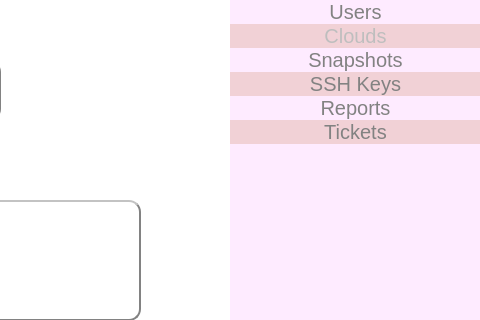
vidagharavian/cloud_service, file ui/admin_dashboard.ui: the form before one commit; both pictures show x 520 to 1000 and y 0 to 320 of the 1000 by 800 pixel window.
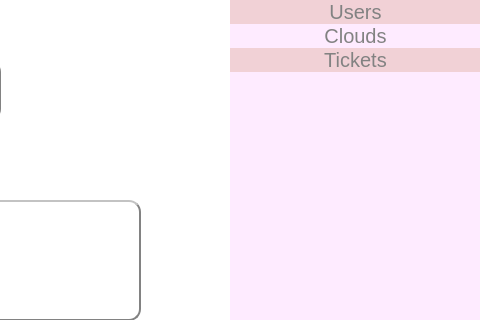
The form after the commit.

```diff
--- a/ui/admin_dashboard.ui
+++ b/ui/admin_dashboard.ui
@@ -144,7 +144,7 @@
       <height>781</height>
      </rect>
     </property>
-    <layout class="QVBoxLayout" name="verticalLayout" stretch="0,0,0,0,0,0,0">
+    <layout class="QVBoxLayout" name="verticalLayout" stretch="0,0,0,0">
      <property name="spacing">
       <number>0</number>
      </property>
@@ -162,9 +162,9 @@
         </font>
        </property>
        <property name="styleSheet">
-        <string notr="true">color: rgb(130, 130, 130);
+        <string notr="true">background-color: rgb(241, 209, 214);
 border: 0px;
-background-color: rgb(254, 235, 255);</string>
+color: rgb(130, 130, 130);</string>
        </property>
        <property name="text">
         <string>Users</string>
@@ -202,8 +202,9 @@
         </font>
        </property>
        <property name="styleSheet">
-        <string notr="true">background-color: rgb(241, 209, 214);
-border: 0px;</string>
+        <string notr="true">color: rgb(130, 130, 130);
+border: 0px;
+background-color: rgb(254, 235, 255);</string>
        </property>
        <property name="text">
         <string>Clouds</string>
@@ -219,117 +220,6 @@
        </property>
       </widget>
      </item>
-     <item>
-      <widget class="QPushButton" name="bt_snapshot">
-       <property name="sizePolicy">
-        <sizepolicy hsizetype="Minimum" vsizetype="Fixed">
-         <horstretch>0</horstretch>
-         <verstretch>0</verstretch>
-        </sizepolicy>
-       </property>
-       <property name="sizeIncrement">
-        <size>
-         <width>10</width>
-         <height>10</height>
-        </size>
-       </property>
-       <property name="baseSize">
-        <size>
-         <width>100</width>
-         <height>0</height>
-        </size>
-       </property>
-       <property name="font">
-        <font>
-         <pointsize>15</pointsize>
-         <weight>50</weight>
-         <bold>false</bold>
-        </font>
-       </property>
-       <property name="styleSheet">
-        <string notr="true">color: rgb(130, 130, 130);
-border: 0px;
-background-color: rgb(254, 235, 255);</string>
-       </property>
-       <property name="text">
-        <string>Snapshots</string>
-       </property>
-      </widget>
-     </item>
-     <item>
-      <widget class="QPushButton" name="bt_ssh">
-       <property name="sizePolicy">
-        <sizepolicy hsizetype="Minimum" vsizetype="Fixed">
-         <horstretch>0</horstretch>
-         <verstretch>0</verstretch>
-        </sizepolicy>
-       </property>
-       <property name="sizeIncrement">
-        <size>
-         <width>10</width>
-         <height>10</height>
-        </size>
-       </property>
-       <property name="baseSize">
-        <size>
-         <width>100</width>
-         <height>0</height>
-        </size>
-       </property>
-       <property name="font">
-        <font>
-         <pointsize>15</pointsize>
-         <weight>50</weight>
-         <bold>false</bold>
-        </font>
-       </property>
-       <property name="styleSheet">
-        <string notr="true">background-color: rgb(241, 209, 214);
-border: 0px;
-color: rgb(130, 130, 130);</string>
-       </property>
-       <property name="text">
-        <string>SSH Keys</string>
-       </property>
-      </widget>
-     </item>
-     <item>
-      <widget class="QPushButton" name="bt_reports">
-       <property name="sizePolicy">
-        <sizepolicy hsizetype="Minimum" vsizetype="Fixed">
-         <horstretch>0</horstretch>
-         <verstretch>0</verstretch>
-        </sizepolicy>
-       </property>
-       <property name="sizeIncrement">
-        <size>
-         <width>10</width>
-         <height>10</height>
-        </size>
-       </property>
-       <property name="baseSize">
-        <size>
-         <width>100</width>
-         <height>0</height>
-        </size>
-       </property>
-       <property name="font">
-        <font>
-         <pointsize>15</pointsize>
-         <weight>50</weight>
-         <bold>false</bold>
-        </font>
-       </property>
-       <property name="styleSheet">
-        <string notr="true">color: rgb(130, 130, 130);
-border: 0px;
-background-color: rgb(254, 235, 255);</string>
-       </property>
-       <property name="text">
-        <string>Reports</string>
-       </property>
-      </widget>
-     </item>
      <item>
       <widget class="QPushButton" name="bt_tickets">
        <property name="font">
```
